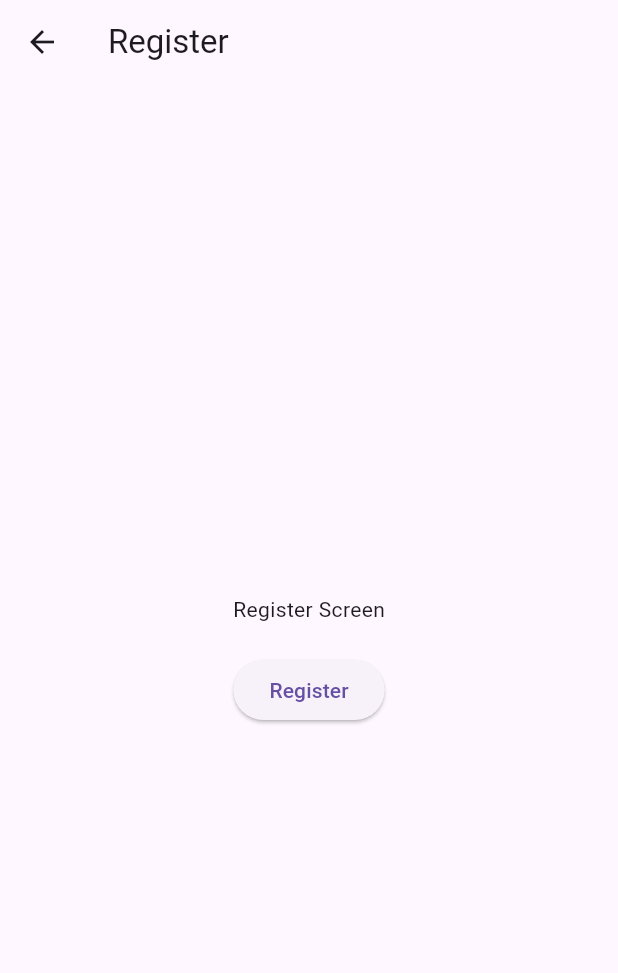
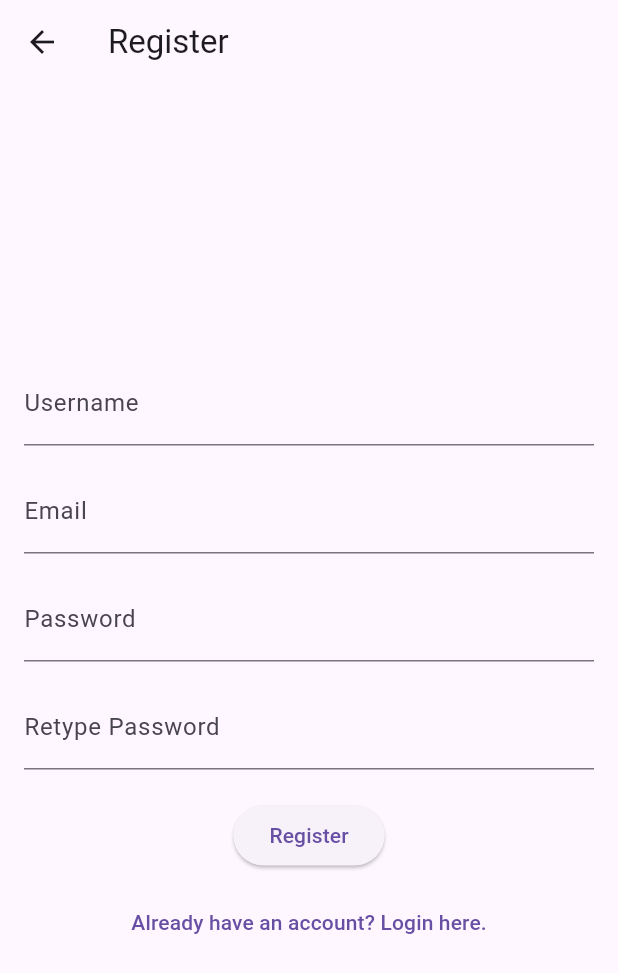
Before and after one commit to ipung-uhb/simple_ui_travel_apps, a Flutter app: the RegisterScreen screen opened by its route, on a phone screen of 412 x 824 dp. Shown: the top 973 px of the screen. Run offline on Flutter 3.47's test engine with Material 3 defaults, Android fonts, the phone set to English and light mode, and no system bars.

Commit message:
Edit the register screen to add input form like username, email and password

```diff
--- a/lib/screens/register_screen.dart
+++ b/lib/screens/register_screen.dart
@@ -1,26 +1,69 @@
 // register_screen.dart
 import 'package:flutter/material.dart';
+import 'dashboard_screen.dart';
 
 class RegisterScreen extends StatelessWidget {
+  final TextEditingController _usernameController = TextEditingController();
+  final TextEditingController _emailController = TextEditingController();
+  final TextEditingController _passwordController = TextEditingController();
+  final TextEditingController _retypePasswordController = TextEditingController();
+
   @override
   Widget build(BuildContext context) {
     return Scaffold(
       appBar: AppBar(
         title: Text('Register'),
       ),
-      body: Center(
+      body: Padding(
+        padding: const EdgeInsets.all(16.0),
         child: Column(
           mainAxisAlignment: MainAxisAlignment.center,
           children: [
-            // Add your registration UI components here
-            Text('Register Screen'),
+            TextField(
+              controller: _usernameController,
+              decoration: InputDecoration(
+                labelText: 'Username',
+              ),
+            ),
+            SizedBox(height: 16),
+            TextField(
+              controller: _emailController,
+              decoration: InputDecoration(
+                labelText: 'Email',
+              ),
+            ),
+            SizedBox(height: 16),
+            TextField(
+              controller: _passwordController,
+              obscureText: true,
+              decoration: InputDecoration(
+                labelText: 'Password',
+              ),
+            ),
+            SizedBox(height: 16),
+            TextField(
+              controller: _retypePasswordController,
+              obscureText: true,
+              decoration: InputDecoration(
+                labelText: 'Retype Password',
+              ),
+            ),
             SizedBox(height: 20),
             ElevatedButton(
               onPressed: () {
-                // Navigate to the dashboard screen
+                // Add your registration logic here
+                // For now, navigate to the dashboard screen
                 Navigator.pushReplacementNamed(context, '/dashboard');
               },
               child: Text('Register'),
+            ),
+            SizedBox(height: 10),
+            TextButton(
+              onPressed: () {
+                // Navigate to the login screen
+                Navigator.pushNamed(context, '/login');
+              },
+              child: Text('Already have an account? Login here.'),
             ),
           ],
         ),
```
Also changed, not shown: 1 other file.
